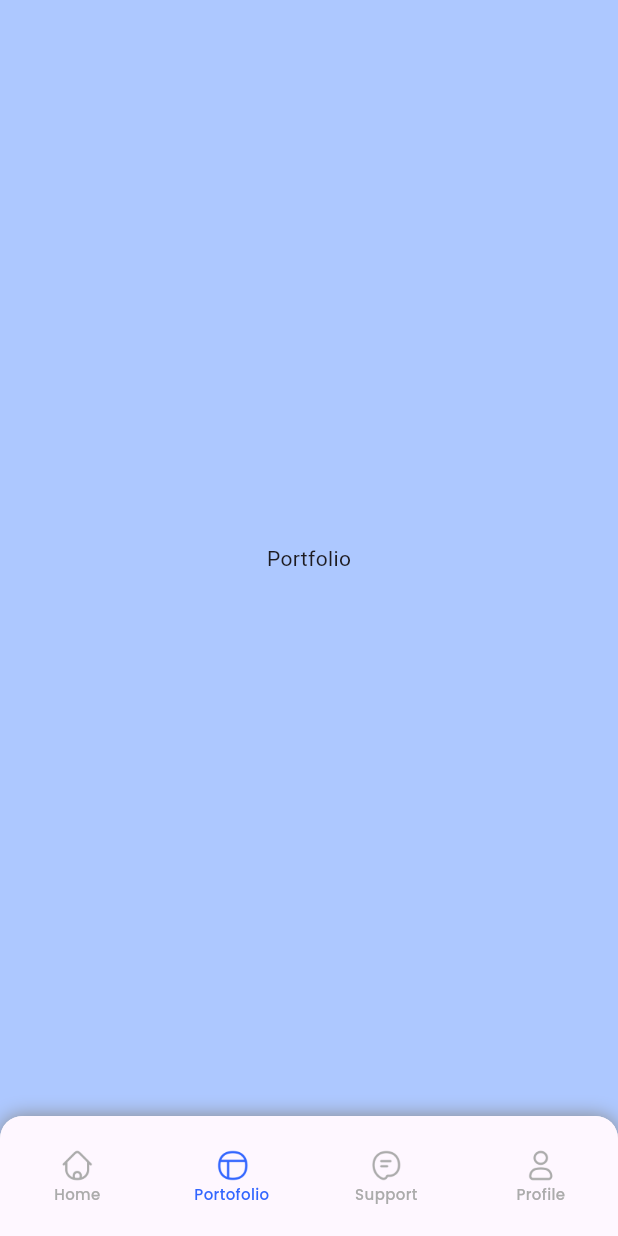
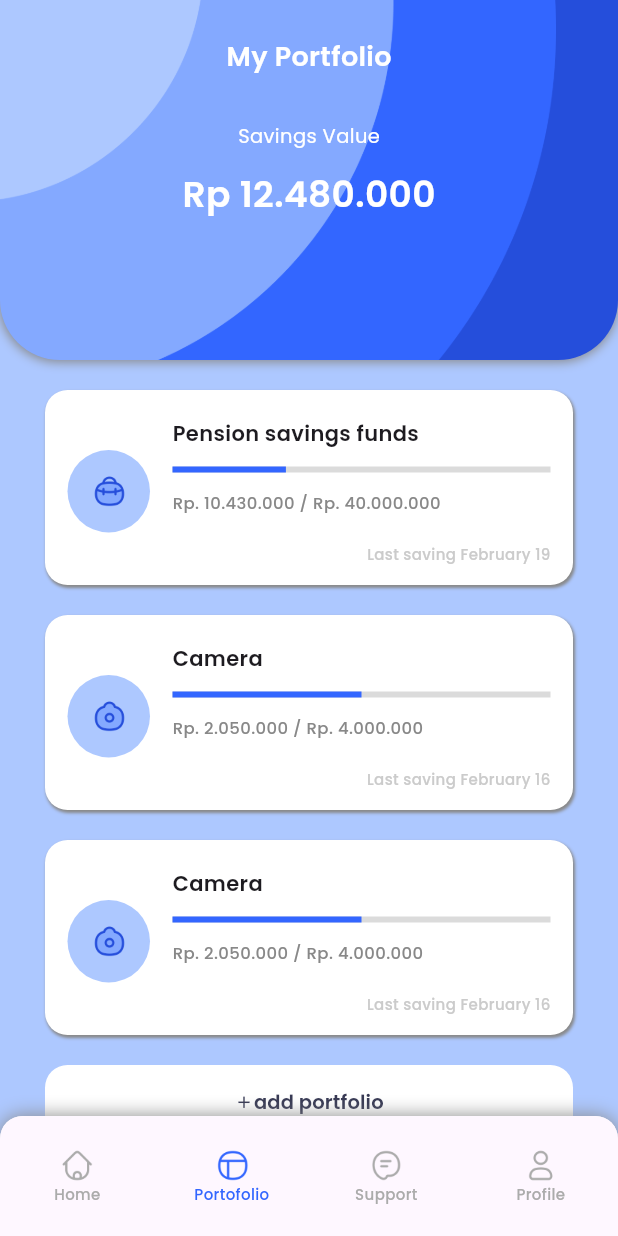
Before and after one commit to Ithank666/21102152_TI2_PPB2324-2, a Flutter app: the MainPage screen opened by its route, item 2 of the bottom bar chosen, on a phone screen of 412 x 824 dp. Run offline on Flutter 3.47's test engine with Material 3 defaults, Android fonts, the phone set to English and light mode, and no system bars; drawn by our look-alikes of percent_indicator; our stand-ins replace equatable, flutter_bloc, google_fonts.

Commit message:
Refactor Folder

```diff
--- a/praktikum_06_savingapp/lib/pages/home_page.dart
+++ b/praktikum_06_savingapp/lib/pages/home_page.dart
@@ -34,7 +34,7 @@ class HomePage extends StatelessWidget {
                             ),
                           ),
                           Text(
-                            'Ikhtiar Oktafio Wibowo 👏',
+                            'Haikal Trigunadi 👏',
                             style: kHeading6.copyWith(
                               color: kMatterhornBlack,
                             ),
--- a/praktikum_06_savingapp/lib/pages/portfolio_page.dart
+++ b/praktikum_06_savingapp/lib/pages/portfolio_page.dart
@@ -1,12 +1,218 @@
 import 'package:flutter/material.dart';
+import 'package:percent_indicator/linear_percent_indicator.dart';
+import 'package:praktikum_06/styles/colors.dart';
+import 'package:praktikum_06/styles/text_style.dart';
 
 class PortfolioPage extends StatelessWidget {
   const PortfolioPage({Key? key}) : super(key: key);
 
   @override
   Widget build(BuildContext context) {
-    return const Center(
-      child: Text('Portfolio'),
+    return SingleChildScrollView(
+      child: Column(
+        children: [
+          Container(
+            padding: const EdgeInsets.only(top: 25),
+            height: 240,
+            width: double.infinity,
+            decoration: BoxDecoration(
+              borderRadius: const BorderRadius.vertical(
+                bottom: Radius.circular(40),
+              ),
+              image: const DecorationImage(
+                image: AssetImage('assets/images/bg-container-2.png'),
+                fit: BoxFit.cover,
+              ),
+              boxShadow: [
+                BoxShadow(
+                  color: kGrey,
+                  blurRadius: 5,
+                  offset: Offset.fromDirection(2),
+                )
+              ],
+            ),
+            child: SafeArea(
+              child: Column(
+                children: [
+                  Text(
+                    'My Portfolio',
+                    style: kHeading6.copyWith(
+                      color: kWhite,
+                      fontWeight: FontWeight.w600,
+                    ),
+                  ),
+                  const SizedBox(
+                    height: 30,
+                  ),
+                  Text(
+                    'Savings Value',
+                    style: kSubtitle2.copyWith(
+                      color: kWhite,
+                    ),
+                  ),
+                  const SizedBox(
+                    height: 12,
+                  ),
+                  Text(
+                    'Rp 12.480.000',
+                    style: kHeading5.copyWith(
+                      color: kWhite,
+                    ),
+                  ),
+                ],
+              ),
+            ),
+          ),
+          _portfolioCardList(
+            'assets/icons/pension.png',
+            'Pension savings funds',
+            0.3,
+            'Rp. 10.430.000 / Rp. 40.000.000',
+            'Last saving February 19',
+          ),
+          _portfolioCardList(
+            'assets/icons/camera.png',
+            'Camera',
+            0.5,
+            'Rp. 2.050.000 / Rp. 4.000.000',
+            'Last saving February 16',
+          ),
+          _portfolioCardList(
+            'assets/icons/camera.png',
+            'Camera',
+            0.5,
+            'Rp. 2.050.000 / Rp. 4.000.000',
+            'Last saving February 16',
+          ),
+          Container(
+            margin: const EdgeInsets.symmetric(
+              vertical: 20,
+              horizontal: 30,
+            ),
+            child: TextButton(
+              onPressed: () {},
+              style: TextButton.styleFrom(
+                backgroundColor: kWhite,
+                padding: const EdgeInsets.symmetric(vertical: 15),
+                shape: const RoundedRectangleBorder(
+                  borderRadius: BorderRadius.all(
+                    Radius.circular(15),
+                  ),
+                ),
+                elevation: 4,
+              ),
+              child: Row(
+                mainAxisAlignment: MainAxisAlignment.center,
+                children: [
+                  const Icon(
+                    Icons.add,
+                    size: 13,
+                    color: kLuckyBlue,
+                  ),
+                  Text(
+                    'add portfolio',
+                    style: kButton2.copyWith(
+                      color: kLuckyBlue,
+                      fontWeight: FontWeight.w600,
+                    ),
+                  )
+                ],
+              ),
+            ),
+          )
+        ],
+      ),
+    );
+  }
+
+  Widget _portfolioCardList(
+    String icon,
+    String title,
+    double percent,
+    String amount,
+    String time,
+  ) {
+    return Container(
+      margin: const EdgeInsets.only(
+        left: 30,
+        right: 30,
+        top: 20,
+      ),
+      padding: const EdgeInsets.fromLTRB(15, 19, 15, 14),
+      constraints: const BoxConstraints.expand(
+        height: 130,
+      ),
+      decoration: BoxDecoration(
+        color: kWhite,
+        borderRadius: const BorderRadius.all(
+          Radius.circular(15),
+        ),
+        boxShadow: [
+          BoxShadow(
+            color: kGrey,
+            blurRadius: 1,
+            offset: Offset.fromDirection(1, 2),
+          )
+        ],
+      ),
+      child: Row(
+        children: [
+          SizedBox(
+            height: 55,
+            width: 55,
+            child: CircleAvatar(
+              backgroundColor: kTropicalBlue,
+              child: Image.asset(
+                icon,
+                width: 24,
+              ),
+            ),
+          ),
+          const SizedBox(
+            width: 15,
+          ),
+          Expanded(
+            child: Column(
+              crossAxisAlignment: CrossAxisAlignment.start,
+              children: [
+                Text(
+                  title,
+                  style: kSubtitle1,
+                ),
+                const SizedBox(
+                  height: 12,
+                ),
+                LinearPercentIndicator(
+                  lineHeight: 4,
+                  padding: const EdgeInsets.symmetric(horizontal: 0),
+                  percent: percent,
+                  progressColor: kBlueRibbon,
+                  backgroundColor: kGrey.withOpacity(0.3),
+                ),
+                const SizedBox(
+                  height: 12,
+                ),
+                Text(
+                  amount,
+                  style: kBody2.copyWith(
+                    color: kGrey,
+                  ),
+                ),
+                const Spacer(),
+                Align(
+                  alignment: Alignment.bottomRight,
+                  child: Text(
+                    time,
+                    style: kCaption.copyWith(
+                      color: kLightGray,
+                    ),
+                  ),
+                )
+              ],
+            ),
+          )
+        ],
+      ),
     );
   }
 }
```
